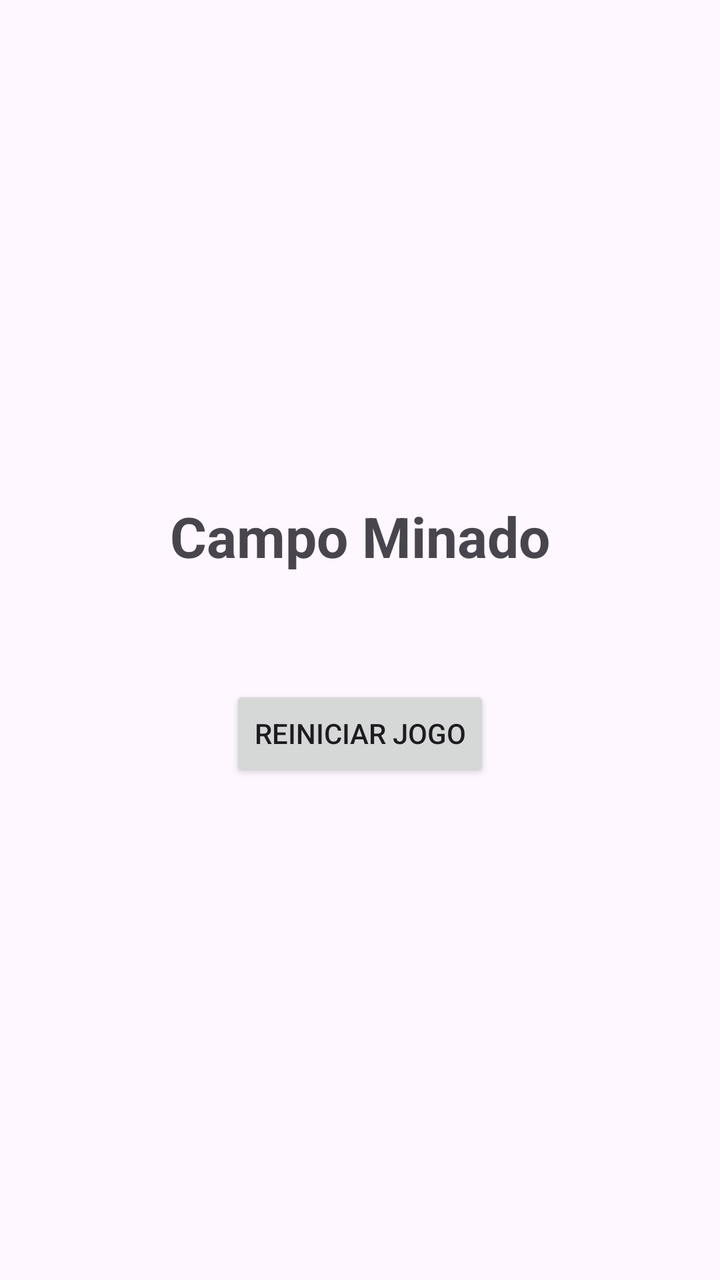
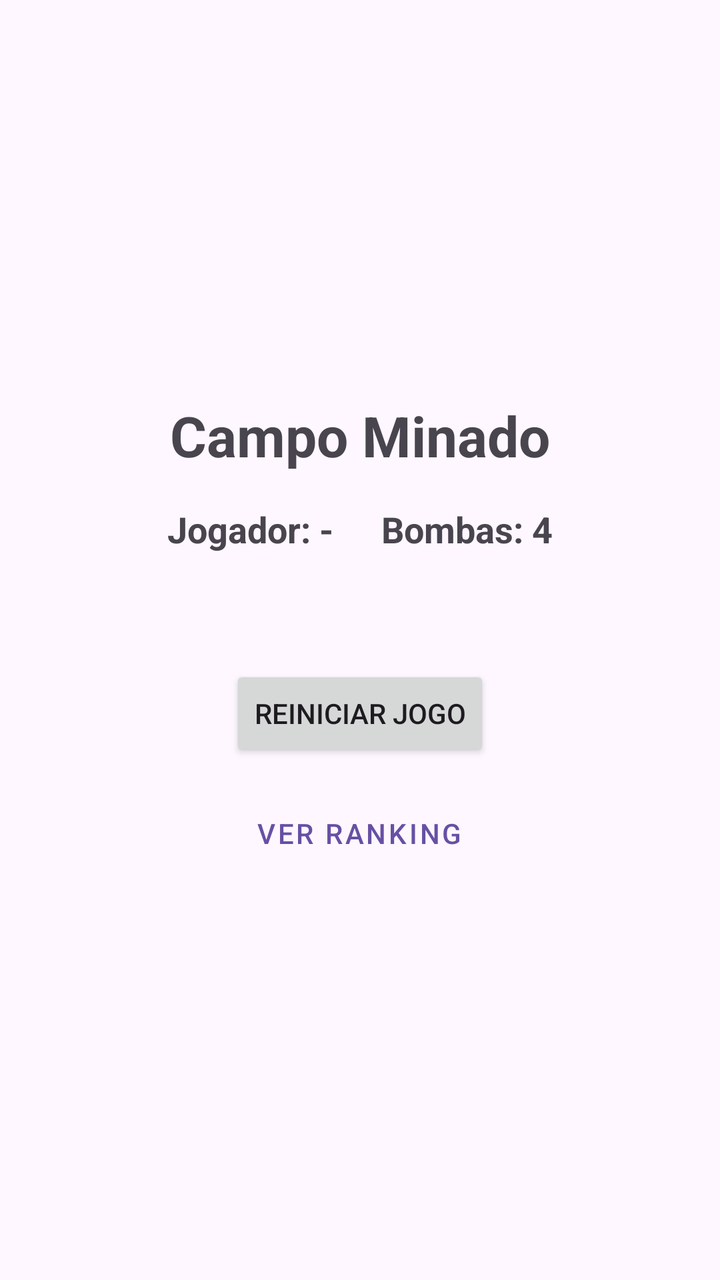

Compare the two renders of this Android layout. The source of the first and the diff that turns it into the second are given below.
<!-- AndroidManifest.xml: application theme Theme.CampoMinado -->
<!-- res/layout/activity_main.xml -->
<?xml version="1.0" encoding="utf-8"?>
<LinearLayout xmlns:android="http://schemas.android.com/apk/res/android"
    android:layout_width="match_parent"
    android:layout_height="match_parent"
    android:orientation="vertical"
    android:gravity="center"
    android:padding="16dp">

    <TextView
        android:id="@+id/tvStatus"
        android:layout_width="wrap_content"
        android:layout_height="wrap_content"
        android:text="Campo Minado"
        android:textSize="28sp"
        android:textStyle="bold"
        android:layout_marginBottom="24dp"/>

    
    <androidx.recyclerview.widget.RecyclerView
        android:id="@+id/rvTabuleiro"
        android:layout_width="match_parent"
        android:layout_height="wrap_content"
        android:overScrollMode="never" />

    <Button
        android:id="@+id/btnReiniciar"
        android:layout_width="wrap_content"
        android:layout_height="wrap_content"
        android:layout_marginTop="32dp"
        android:text="Reiniciar Jogo" />

</LinearLayout>
<!-- resources referenced by this layout -->
<resources>
  <style name="Theme.CampoMinado" parent="Base.Theme.CampoMinado" />
  <style name="Base.Theme.CampoMinado" parent="Theme.Material3.DayNight.NoActionBar">
          
          
      </style>
</resources>

<!-- the commit's change to res/layout/activity_main.xml (unified diff, before → after) -->
@@ -13,9 +13,33 @@
         android:text="Campo Minado"
         android:textSize="28sp"
         android:textStyle="bold"
-        android:layout_marginBottom="24dp"/>
+        android:layout_marginBottom="16dp"/>
 
-    
+    <LinearLayout
+        android:layout_width="match_parent"
+        android:layout_height="wrap_content"
+        android:orientation="horizontal"
+        android:gravity="center"
+        android:layout_marginBottom="24dp">
+
+        <TextView
+            android:id="@+id/tvNomeJogador"
+            android:layout_width="wrap_content"
+            android:layout_height="wrap_content"
+            android:text="Jogador: -"
+            android:textSize="18sp"
+            android:layout_marginEnd="24dp"
+            android:textStyle="bold"/>
+
+        <TextView
+            android:id="@+id/tvQtdBombas"
+            android:layout_width="wrap_content"
+            android:layout_height="wrap_content"
+            android:text="Bombas: 4"
+            android:textSize="18sp"
+            android:textStyle="bold"/>
+    </LinearLayout>
+
     <androidx.recyclerview.widget.RecyclerView
         android:id="@+id/rvTabuleiro"
         android:layout_width="match_parent"
@@ -29,4 +53,12 @@
         android:layout_marginTop="32dp"
         android:text="Reiniciar Jogo" />
 
+    <Button
+        android:id="@+id/btnVerRanking"
+        android:layout_width="wrap_content"
+        android:layout_height="wrap_content"
+        android:layout_marginTop="12dp"
+        android:text="Ver Ranking"
+        style="@style/Widget.MaterialComponents.Button.TextButton"/>
+
 </LinearLayout>
